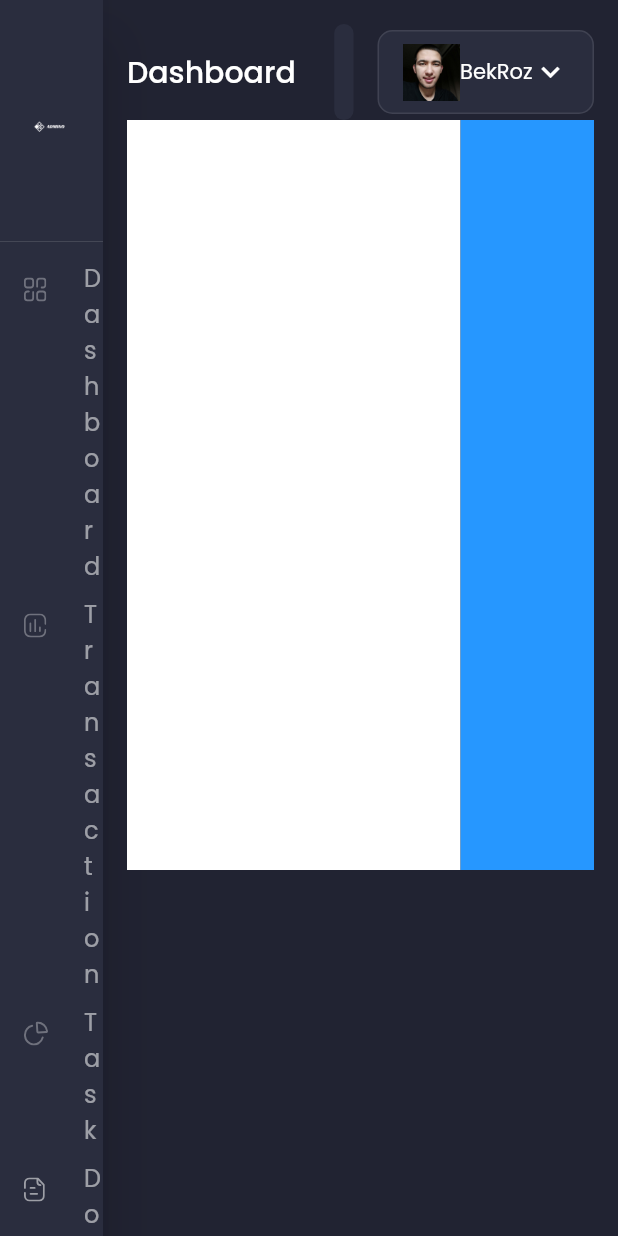
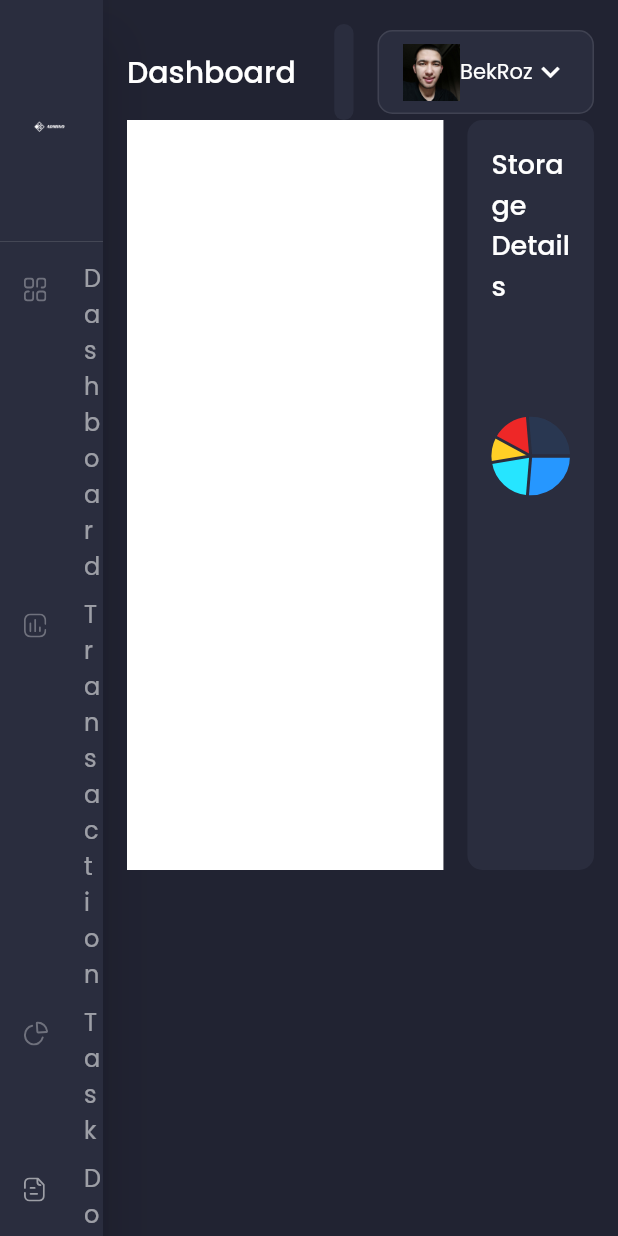
Before and after one commit to bekroz/admino, a Flutter app: the screen it shows after launch, on a phone screen of 412 x 824 dp. Run offline on Flutter 3.47's test engine with Material 2 defaults, Android fonts, the phone set to English and light mode, and no system bars; drawn by our look-alikes of fl_chart; our stand-ins replace flutter_svg, google_fonts.

```diff
--- a/lib/screens/dashboard/dashboard_screen.dart
+++ b/lib/screens/dashboard/dashboard_screen.dart
@@ -1,3 +1,4 @@
+import 'package:fl_chart/fl_chart.dart';
 import 'package:flutter/material.dart';
 import 'package:flutter_svg/svg.dart';
 import 'package:admin/constants.dart';
@@ -6,6 +7,38 @@ import 'package:admin/screens/dashboard/components/header.dart';
 class DashboardScreen extends StatelessWidget {
   @override
   Widget build(BuildContext context) {
+    List<PieChartSectionData> pieChartSelectionDatas = [
+                                  PieChartSectionData(
+                                    color: primaryColor,
+                                    value: 25,
+                                    showTitle: false,
+                                    radius: 25,
+                                  ),
+                                  PieChartSectionData(
+                                    color: Color(0xFF26E5FF),
+                                    value: 20,
+                                    showTitle: false,
+                                    radius: 25,
+                                  ),
+                                  PieChartSectionData(
+                                    color: Color(0xFFFFCF26),
+                                    value: 10,
+                                    showTitle: false,
+                                    radius: 25,
+                                  ),
+                                  PieChartSectionData(
+                                    color: Color(0xFFEE2727),
+                                    value: 15,
+                                    showTitle: false,
+                                    radius: 25,
+                                  ),
+                                  PieChartSectionData(
+                                    color: primaryColor.withOpacity(0.1),
+                                    value: 25,
+                                    showTitle: false,
+                                    radius: 25,
+                                  ),
+                                ];
     return SafeArea(
       child: SingleChildScrollView(
           padding: EdgeInsets.all(defaultPadding),
@@ -21,11 +54,34 @@ class DashboardScreen extends StatelessWidget {
                       color: Colors.white,
                       ),
                   ),
+                  SizedBox(width: defaultPadding),
                   Expanded(
                     flex: 2,
                     child: Container(
-                    height: 500,
-                    color: primaryColor,
+                      padding: EdgeInsets.all(defaultPadding),
+                      height: 500,
+                      decoration: BoxDecoration(
+                        color: secondaryColor,
+                        borderRadius: const BorderRadius.all(Radius.circular((10))),
+                      ),
+                      child: Column(
+                        children: [
+                          Text("Storage Details",
+                            style: TextStyle(
+                              fontSize: 18,
+                              fontWeight: FontWeight.w500,
+                            ),
+                          ),
+                          SizedBox(
+                            height: 200,
+                            child: PieChart(
+                              PieChartData(
+                                sections: pieChartSelectionDatas
+                              )
+                            )
+                          )
+                        ],
+                      )
                     ),
                   ),
                 ],
```
